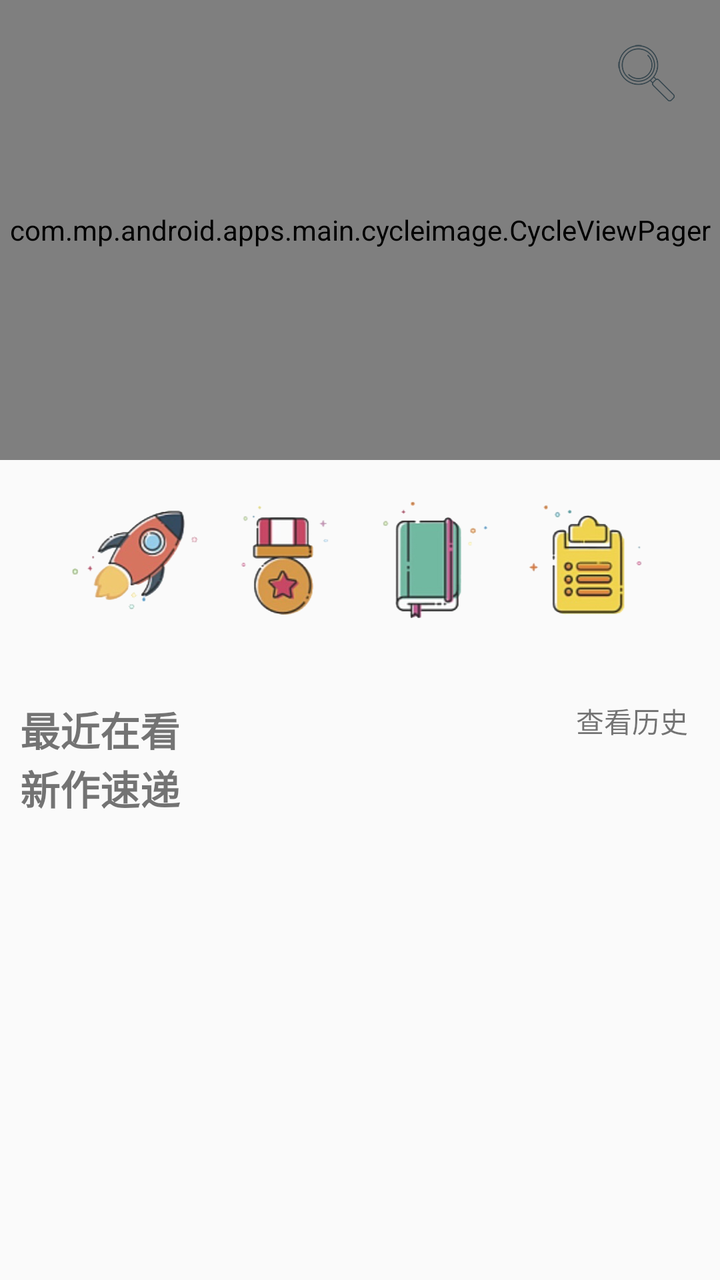
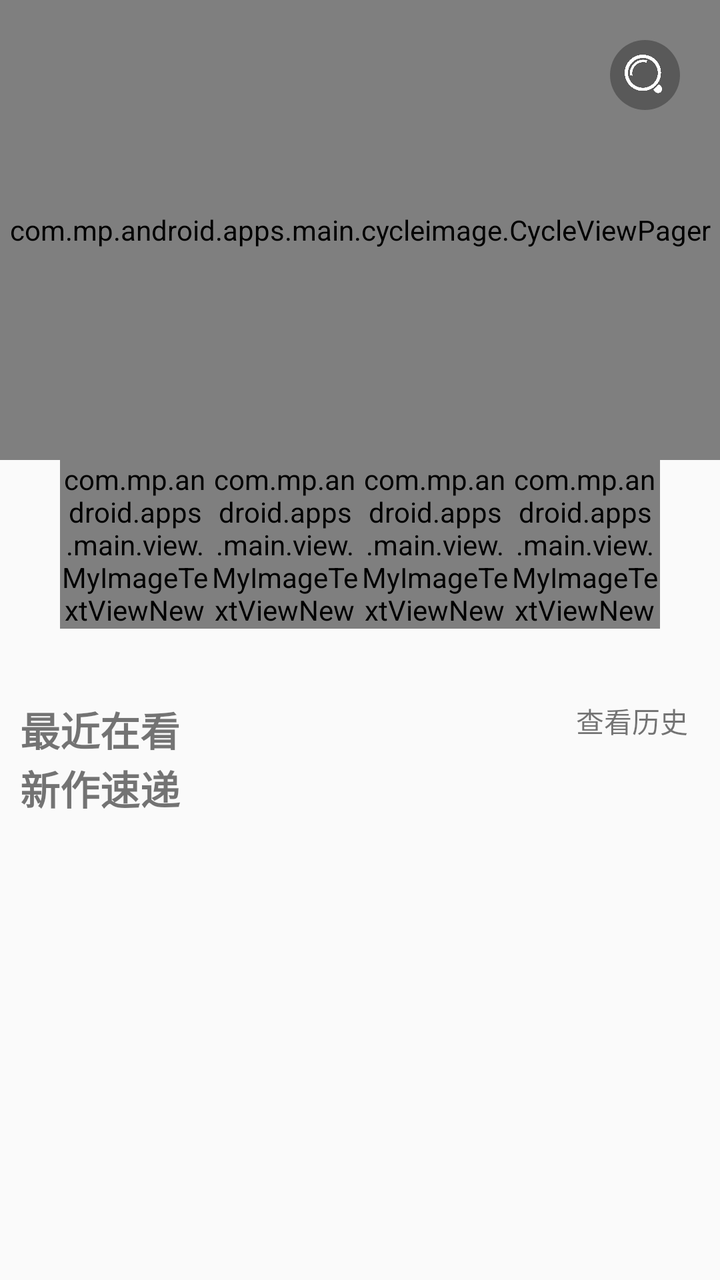

Two renders of the same Android screen: before a commit and after it. Below are the layout's source before the change and the commit's diff.
<!-- AndroidManifest.xml: application theme AppTheme -->
<!-- res/layout/main_fragment_layout.xml -->
<?xml version="1.0" encoding="utf-8"?>
<FrameLayout xmlns:android="http://schemas.android.com/apk/res/android"
    android:layout_width="match_parent"
    android:layout_height="match_parent"
    android:fitsSystemWindows="true">


    <LinearLayout
        android:layout_width="match_parent"
        android:layout_height="match_parent"
        android:orientation="vertical">

        <com.mp.android.apps.main.cycleimage.CycleViewPager
            android:id="@+id/cycle_view"
            android:layout_width="match_parent"
            android:layout_height="230dp" />


        <LinearLayout
            android:layout_width="match_parent"
            android:layout_height="100dp"
            android:layout_marginLeft="30dp"
            android:layout_marginRight="30dp"
            android:orientation="horizontal">

            <ImageView
                android:layout_width="0dp"
                android:layout_height="wrap_content"
                android:layout_gravity="center"
                android:layout_weight="1"
                android:background="@drawable/huojian" />

            <ImageView
                android:layout_width="0dp"
                android:layout_height="wrap_content"
                android:layout_gravity="center"
                android:layout_weight="1"
                android:background="@drawable/jingxuan" />

            <ImageView
                android:layout_width="0dp"
                android:layout_height="wrap_content"
                android:layout_gravity="center"
                android:layout_weight="1"
                android:background="@drawable/xiaoshuo" />

            <ImageView
                android:layout_width="0dp"
                android:layout_height="wrap_content"
                android:layout_gravity="center"
                android:layout_weight="1"
                android:background="@drawable/fenlei" />
        </LinearLayout>

        <RelativeLayout
            android:layout_width="match_parent"
            android:layout_height="wrap_content"
            android:layout_marginTop="20dp">

            <TextView
                android:layout_width="wrap_content"
                android:layout_height="wrap_content"
                android:layout_alignParentLeft="true"
                android:layout_marginLeft="10dp"
                android:text="最近在看"
                android:textSize="20dp"
                android:textStyle="bold" />

            <TextView
                android:layout_width="wrap_content"
                android:layout_height="wrap_content"
                android:layout_alignParentRight="true"
                android:layout_marginRight="16dp"
                android:text="查看历史" />
        </RelativeLayout>


        <TextView
            android:layout_width="wrap_content"
            android:layout_height="wrap_content"
            android:layout_alignParentLeft="true"
            android:layout_marginLeft="10dp"
            android:text="新作速递"
            android:textSize="20dp"
            android:textStyle="bold" />

    </LinearLayout>

    <ImageView
        android:layout_width="wrap_content"
        android:layout_height="wrap_content"

        android:layout_gravity="right"
        android:layout_marginTop="20dp"
        android:layout_marginRight="20dp"
        android:background="@drawable/search_icon" />

</FrameLayout>
<!-- resources referenced by this layout -->
<resources>
  <!-- drawable fenlei: png bitmap (drawable-xxhdpi, 30386 bytes) -->
  <!-- drawable huojian: png bitmap (drawable-xxhdpi, 34395 bytes) -->
  <!-- drawable jingxuan: png bitmap (drawable-xxhdpi, 29053 bytes) -->
  <!-- drawable search_icon: png bitmap (drawable-xxhdpi, 9251 bytes) -->
  <!-- drawable xiaoshuo: png bitmap (drawable-xxhdpi, 19715 bytes) -->
  <style name="AppTheme" parent="Theme.AppCompat.Light.NoActionBar">
          
          <item name="colorPrimary">@color/colorPrimary</item>
          <item name="colorPrimaryDark">@color/white</item>
          <item name="colorAccent">@color/colorAccent</item>
          <item name="android:windowNoTitle">true</item>
          <item name="colorControlNormal">@color/blackOverlay</item>
          <item name="colorControlActivated">@color/abc_search_url_text_normal</item>
          <item name="android:windowFullscreen">true</item>
          <item name="android:windowIsTranslucent">true</item>
          <item name="android:windowTranslucentStatus">true</item>
          <item name="android:windowTranslucentNavigation">true</item>
      </style>
  <color name="colorPrimary">#ff3f51b5</color>
  <color name="white">#ffffffff</color>
  <color name="colorAccent">#ffff4081</color>
  <color name="blackOverlay">#66000000</color>
  <color name="abc_search_url_text_normal">#ff7fa87f</color>
</resources>

<!-- the commit's change to res/layout/main_fragment_layout.xml (unified diff, before → after) -->
@@ -1,5 +1,6 @@
 <?xml version="1.0" encoding="utf-8"?>
 <FrameLayout xmlns:android="http://schemas.android.com/apk/res/android"
+    xmlns:app="http://schemas.android.com/apk/res-auto"
     android:layout_width="match_parent"
     android:layout_height="match_parent"
     android:fitsSystemWindows="true">
@@ -23,33 +24,46 @@
             android:layout_marginRight="30dp"
             android:orientation="horizontal">
 
-            <ImageView
+
+            <com.mp.android.apps.main.view.MyImageTextViewNew
+                android:id="@+id/huojian"
                 android:layout_width="0dp"
                 android:layout_height="wrap_content"
-                android:layout_gravity="center"
                 android:layout_weight="1"
-                android:background="@drawable/huojian" />
+                app:image="@drawable/huojian"
+                app:text="动漫制作"
+                app:textColor="@color/colorGray" />
 
-            <ImageView
+
+            <com.mp.android.apps.main.view.MyImageTextViewNew
+                android:id="@+id/jingxuan"
                 android:layout_width="0dp"
                 android:layout_height="wrap_content"
-                android:layout_gravity="center"
                 android:layout_weight="1"
-                android:background="@drawable/jingxuan" />
+                app:image="@drawable/jingxuan"
+                app:text="明信片"
+                app:textColor="@color/colorGray" />
 
-            <ImageView
+
+            <com.mp.android.apps.main.view.MyImageTextViewNew
+                android:id="@+id/xiaoshuo"
                 android:layout_width="0dp"
                 android:layout_height="wrap_content"
-                android:layout_gravity="center"
                 android:layout_weight="1"
-                android:background="@drawable/xiaoshuo" />
+                app:image="@drawable/xiaoshuo"
+                app:text="小说"
+                app:textColor="@color/colorGray" />
 
-            <ImageView
+
+            <com.mp.android.apps.main.view.MyImageTextViewNew
+                android:id="@+id/fenlei"
                 android:layout_width="0dp"
                 android:layout_height="wrap_content"
-                android:layout_gravity="center"
                 android:layout_weight="1"
-                android:background="@drawable/fenlei" />
+                app:image="@drawable/fenlei"
+                app:text="广场"
+                app:textColor="@color/colorGray" />
+
         </LinearLayout>
 
         <RelativeLayout
@@ -86,13 +100,26 @@
 
     </LinearLayout>
 
-    <ImageView
+    <FrameLayout
         android:layout_width="wrap_content"
         android:layout_height="wrap_content"
-
         android:layout_gravity="right"
         android:layout_marginTop="20dp"
-        android:layout_marginRight="20dp"
-        android:background="@drawable/search_icon" />
+        android:layout_marginRight="20dp">
+
+        <View
+            android:layout_width="35dp"
+            android:layout_height="35dp"
+            android:layout_gravity="center"
+            android:background="@drawable/searc_ring_background" />
+
+        <ImageView
+            android:layout_width="20dp"
+            android:layout_height="20dp"
+            android:layout_gravity="center"
+            android:antialias="true"
+            android:background="@drawable/search_icon" />
+
+    </FrameLayout>
 
 </FrameLayout>
<!-- resource entries referenced after the edit -->
@@ -1,9 +1,19 @@
 <!-- resources referenced by this layout -->
 <resources>
+  <color name="colorGray">#878787</color>
   <!-- drawable fenlei: png bitmap (drawable-xxhdpi, 30386 bytes) -->
   <!-- drawable huojian: png bitmap (drawable-xxhdpi, 34395 bytes) -->
   <!-- drawable jingxuan: png bitmap (drawable-xxhdpi, 29053 bytes) -->
-  <!-- drawable search_icon: png bitmap (drawable-xxhdpi, 9251 bytes) -->
+  <!-- drawable searc_ring_background (drawable) -->
+  <shape xmlns:android="http://schemas.android.com/apk/res/android"
+      android:shape="oval">
+  
+      <size android:height="20dp"
+          android:width="20dp"></size>
+  
+      <solid android:color="#4D000000" />
+  </shape>
+  <!-- drawable search_icon: png bitmap (drawable-xxhdpi, 11766 bytes) -->
   <!-- drawable xiaoshuo: png bitmap (drawable-xxhdpi, 19715 bytes) -->
   <style name="AppTheme" parent="Theme.AppCompat.Light.NoActionBar">
           
